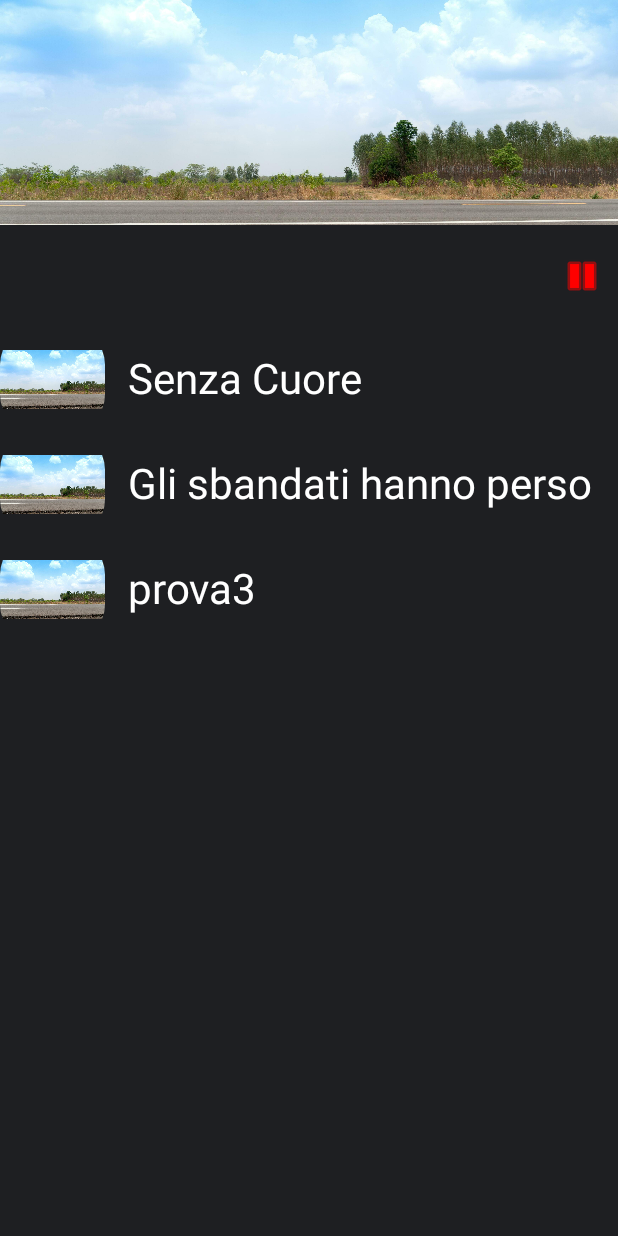
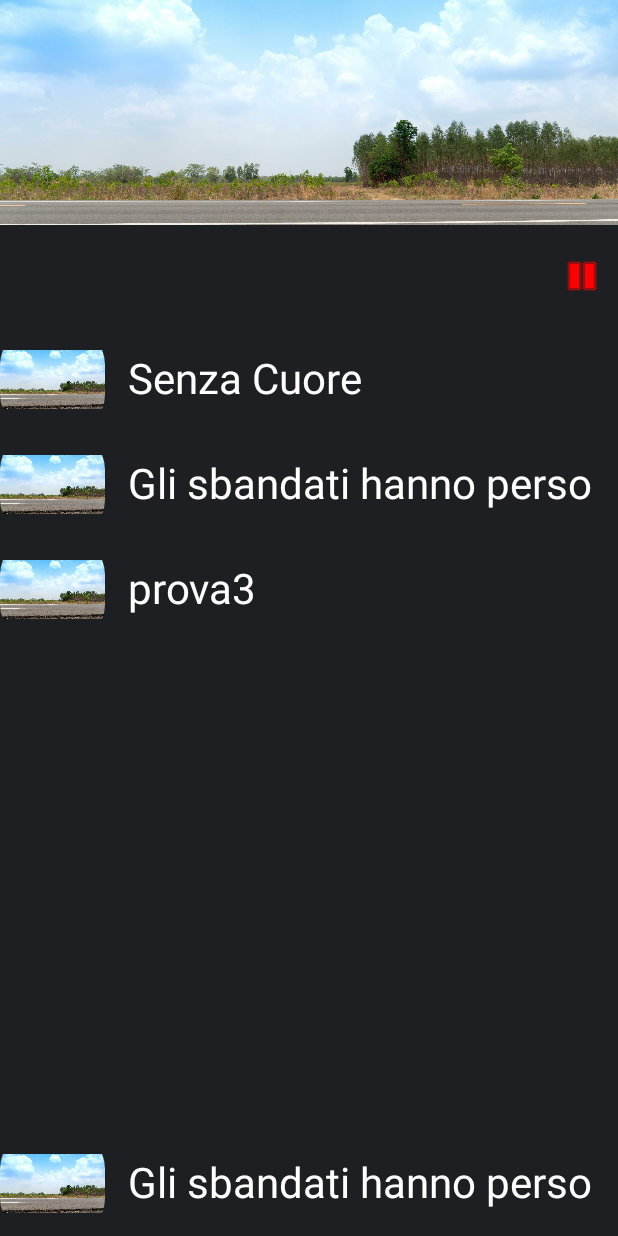
Before and after one commit to gigiar02/SpotifyDeiPoveri, an Android app built with Jetpack Compose: the screen it shows after launch (MainActivity), after a tap on "Gli sbandati hanno perso", on a phone screen of 412 x 824 dp. Run offline under Robolectric (Android 15) with nearby library versions, the phone set to English and light mode, and no system bars; 3 other taps on this screen came first.

Commit message:
Ho abbattuto i bug

```diff
--- a/app/src/main/java/com/example/gift/MainActivity.kt
+++ b/app/src/main/java/com/example/gift/MainActivity.kt
@@ -1,6 +1,7 @@
 package com.example.gift
 
 import android.content.Intent
+import android.media.MediaPlayer
 import android.os.Build
 import android.os.Bundle
 import androidx.activity.ComponentActivity
@@ -87,11 +88,10 @@ fun yes()
 fun StartApp()
 {
     val context = LocalContext.current
-    var oldSong : Song? = null
     //Barra di navigazione
-    var isVisible  by remember { mutableStateOf(true) }
+    var isVisible  by remember { mutableStateOf(false) }
     var isRunning  by remember { mutableStateOf(false) }
-    isVisible = false
+
     val songs = soundHandler.songList
     val handler = soundHandler
     var selection  = soundHandler.selectedSong
@@ -121,7 +121,44 @@ fun StartApp()
                 horizontalArrangement = Arrangement.End,
             ) {
                 IconButton(onClick = {
-                        push(context)
+                        //Se lo stato era play e hai cliccato
+                        if(state == GlobalVariable.icon.ICON_PLAY)
+                        {
+                            state = GlobalVariable.icon.ICON_STOP
+
+                            //Devi riprendere la riproduzione da dove eri
+                            if(oldSong != null)
+                            {
+                                //Si posiziona all'ultimo punto in cui si era fermato
+                                soundHandler.mediaPlayer.seekTo(lastPosition)
+                                //Inizia la riproduzione
+                                soundHandler.mediaPlayer.start()
+                            }else
+                            {
+                                //Questa è la prima canzone ad essere riprodotta
+                                //Imposta l'index a 0 per poter partire dalla prima
+                                index = 0
+                                //Aggiorna la canzone piu recente
+                                oldSong = soundHandler.songList[index]
+                                //La canzone selezionata sarà la prima
+                                soundHandler.selectedSong = soundHandler.songList[index]
+                                //Inizia la riproduzione
+                                oldMediaPlayer = MediaPlayer.create(context, soundHandler.selectedSong.music)
+                                soundHandler.mediaPlayer = MediaPlayer.create(context, soundHandler.selectedSong.music)
+                                lastPosition = 0;
+                                soundHandler.mediaPlayer.start()
+                            }
+
+
+                        }else
+                        {
+                            //Quando il tasto è stato premuto si stava riproducento la musica che va messa in pausa
+                            lastPosition = soundHandler.mediaPlayer.currentPosition
+                            soundHandler.mediaPlayer.pause()
+                            state = GlobalVariable.icon.ICON_PLAY
+
+
+                        }
                         isVisible = true
 
 
@@ -141,15 +178,26 @@ fun StartApp()
                 modifier = Modifier.wrapContentSize(),
                 verticalArrangement = Arrangement.spacedBy(0.dp) // Spazio tra gli elementi
             ) {
-                itemsIndexed(songs) { index, song ->
+                itemsIndexed(songs) { i, song ->
                     // Ogni item della lista
                     SongItem(song = song, click = {
+                        //Assegno l'index della canzone
+                        state = GlobalVariable.icon.ICON_STOP
+                        oldMediaPlayer?.stop()
+                        oldMediaPlayer?.release()
 
+                        //Aggiorno la canzone piu recente, l'index e il posizionamento
                         soundHandler.selectedSong = song
+                        soundHandler.mediaPlayer = MediaPlayer.create(context, soundHandler.selectedSong.music)
+                        index = i
+                        lastPosition = 0;
 
-                        //soundHandler.play(soundHandler.mediaPlayer,context)
-                        push(context)
-                        isRunning = true
+                        //Aggiorna la canzone come la piu recente
+                        oldSong = song
+                        oldMediaPlayer = soundHandler.mediaPlayer
+
+                        //Inizia la riproduzione
+                        soundHandler.mediaPlayer.start()
                         isVisible = true
 
 
@@ -168,13 +216,11 @@ fun StartApp()
             ) {
                 if(isVisible)
                 {
-                    SongItem(soundHandler.selectedSong, click = {
+                    SongBoard(click = {
                         //Apri la sheet view
                         //var intent = Intent(context, Sound(selectedSong)::class.java)
                         //L'utilizzio di una variabile del costruttore non va a buon fine :(
                         var intent = Intent(context, Sound::class.java)
-                        intent.putExtra("song", soundHandler.selectedSong)
-                        intent.putExtra("state", state)
                         context.startActivity(intent)
 
                     })
@@ -197,8 +243,6 @@ fun StartApp()
 @RequiresApi(Build.VERSION_CODES.Q)
 @Composable
 fun SongItem(song: Song,click:   () -> Unit) {
-    var clicked by remember { mutableStateOf(true) }
-    clicked = false
     Row (
         modifier = Modifier
             .fillMaxWidth()
@@ -234,6 +278,44 @@ fun SongItem(song: Song,click:   () -> Unit) {
 
 
 
+@Composable
+fun SongBoard(click:   () -> Unit) {
+
+    Row (
+        modifier = Modifier
+            .fillMaxWidth()
+            .clickable (onClick = click),
+
+        horizontalArrangement = Arrangement.spacedBy(15.dp),
+
+        ) {
+
+        Image(
+            painter = painterResource(id = soundHandler.selectedSong.image),
+            contentDescription = null,
+            modifier = Modifier
+                .size(70.dp)
+                .clip(RoundedCornerShape(25.dp)),
+            contentScale = ContentScale.Fit
+
+        )
+
+        Text(
+            soundHandler.selectedSong.title,
+            color = Color.White,
+            modifier = Modifier
+                .align(alignment = Alignment.CenterVertically),
+            style = MaterialTheme.typography.headlineMedium
+
+        )
+
+    }
+
+
+}
+
+
+
 
 
 @RequiresExtension(extension = Build.VERSION_CODES.S, version = 13)
--- a/app/src/main/java/com/example/gift/SoundActivity.kt
+++ b/app/src/main/java/com/example/gift/SoundActivity.kt
@@ -48,9 +48,9 @@ class Sound() : ComponentActivity() {
         enableEdgeToEdge()
         setContent {
             GiftTheme {
-                val selectedSong = intent.getParcelableExtra("song",Song::class.java)
 
-                ShowSong(selectedSong)
+
+                ShowSong(soundHandler.selectedSong)
 
 
             }
--- a/app/src/main/java/com/example/gift/homeutility/HomeTop.kt
+++ b/app/src/main/java/com/example/gift/homeutility/HomeTop.kt
@@ -7,6 +7,7 @@ import android.os.Parcelable
 import androidx.compose.runtime.Composable
 import androidx.compose.runtime.LaunchedEffect
 import androidx.compose.runtime.getValue
+import androidx.compose.runtime.mutableIntStateOf
 import androidx.compose.runtime.mutableStateListOf
 import androidx.compose.runtime.mutableStateOf
 import androidx.compose.runtime.remember
@@ -155,7 +156,7 @@ fun getItem() : List<Song>
 
 }
 
-var oldSong : Song? = null
+
 
 //Gestore musica
 class SoundHandler
@@ -222,6 +223,8 @@ fun play(oldMediaPlayer: MediaPlayer?,context: Context) : MediaPlayer
 var soundHandler  by mutableStateOf(SoundHandler())
 var lastPosition by mutableStateOf(0)
 var oldMediaPlayer by mutableStateOf<MediaPlayer?>(null)
+var index by mutableIntStateOf(0)
+var oldSong by mutableStateOf<Song?>(null)
 //Variabile globale per state
 
 public  var state by mutableStateOf(GlobalVariable.icon.ICON_PLAY)
```
